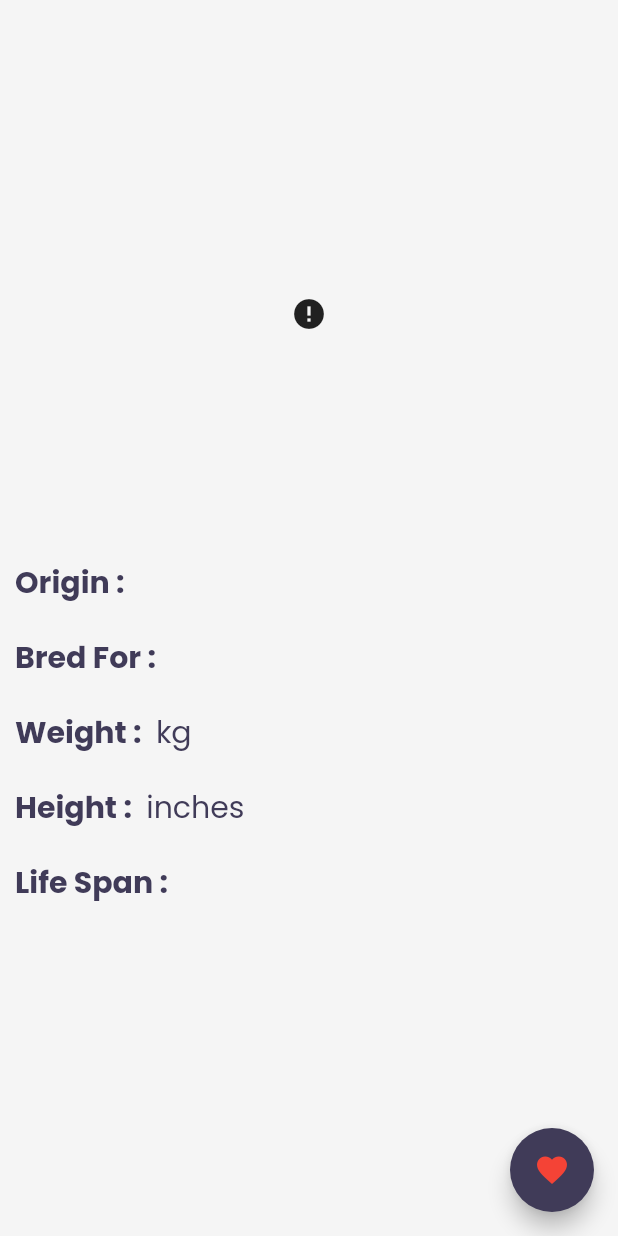
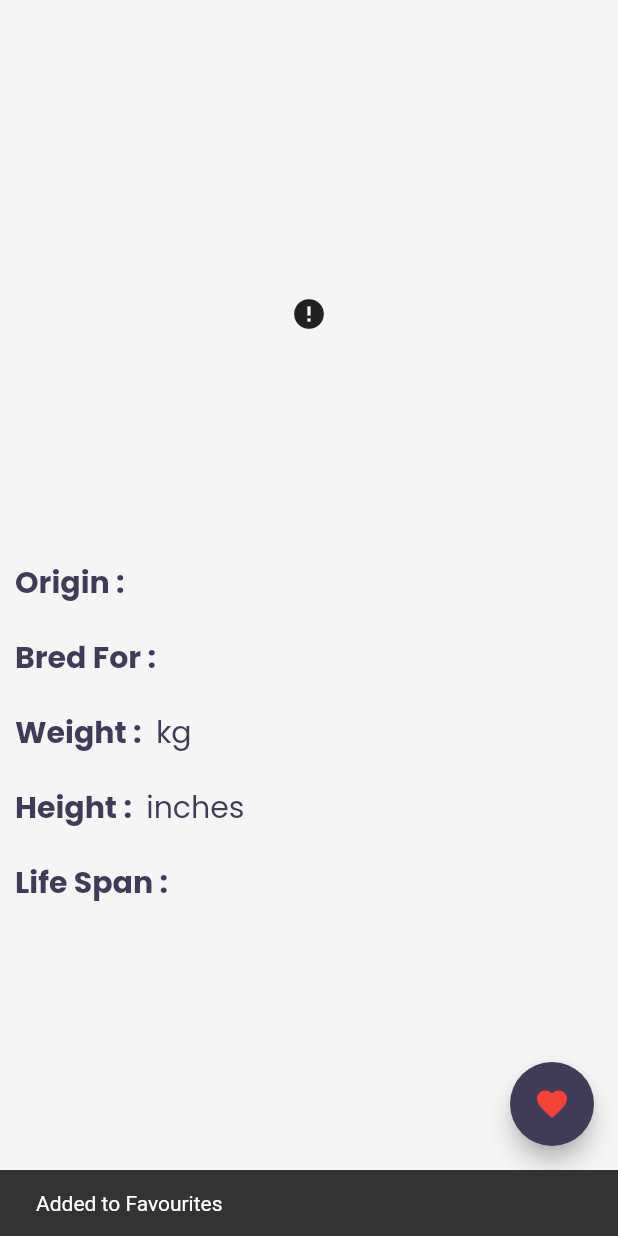
Before and after one commit to soham1sawant/DogApp, a Flutter app: the HomeDetailPage screen opened directly with empty values, after a tap on the "favorite outline" icon, on a phone screen of 412 x 824 dp. Run offline on Flutter 3.47's test engine with Material 2 defaults, Android fonts, the phone set to English and light mode, and no system bars; drawn by our look-alikes of cached_network_image; our stand-ins replace google_fonts; network calls fail.

Commit message:
added snackbar for adding and removing favourites

```diff
--- a/lib/presentation/pages/home_detail_page.dart
+++ b/lib/presentation/pages/home_detail_page.dart
@@ -62,9 +62,23 @@ class HomeDetailPage extends StatelessWidget {
               .contains(theBreed)) {
             Provider.of<FavouriteBreeds>(context, listen: false)
                 .removeBreed(theBreed);
+
+            ScaffoldMessenger.of(context).showSnackBar(
+              SnackBar(
+                content: Text("Removed from Favourites"),
+                duration: Duration(milliseconds: 900),
+              ),
+            );
           } else {
             Provider.of<FavouriteBreeds>(context, listen: false)
                 .addBreed(theBreed);
+
+            ScaffoldMessenger.of(context).showSnackBar(
+              SnackBar(
+                content: Text("Added to Favourites"),
+                duration: Duration(milliseconds: 900),
+              ),
+            );
           }
         },
       ),
--- a/lib/presentation/widgets/main_list.dart
+++ b/lib/presentation/widgets/main_list.dart
@@ -45,6 +45,13 @@ class MainList extends StatelessWidget {
                   onPressed: () {
                     Provider.of<FavouriteBreeds>(context, listen: false)
                         .removeBreed(breeds[index]);
+
+                    ScaffoldMessenger.of(context).showSnackBar(
+                      SnackBar(
+                        content: Text("Removed from Favourites"),
+                        duration: Duration(milliseconds: 900),
+                      ),
+                    );
                   },
                 ),
             ],
```
